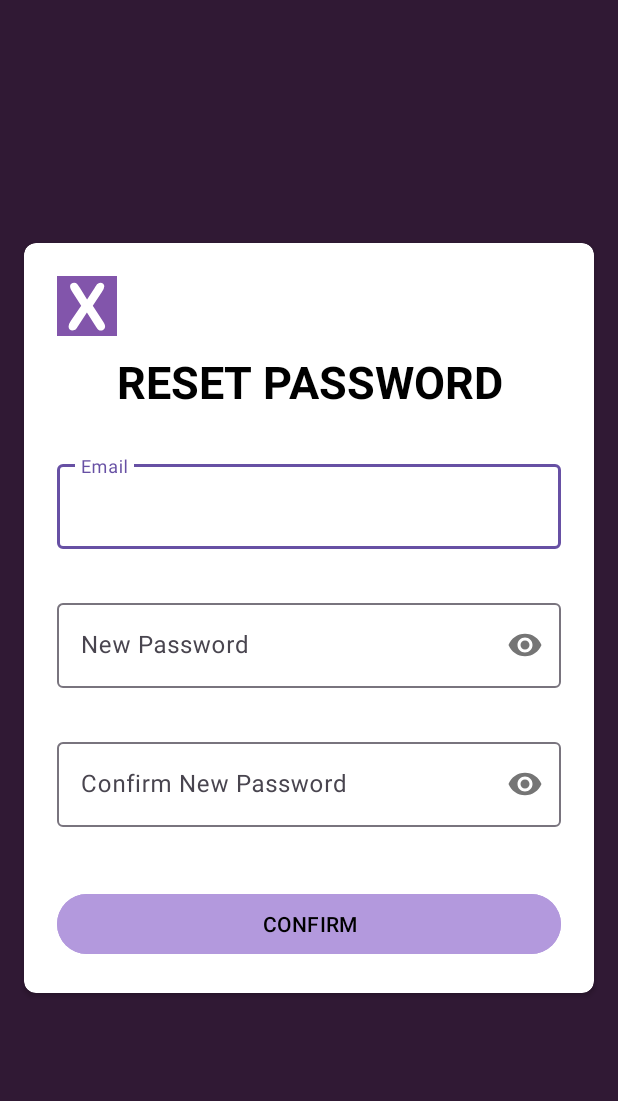
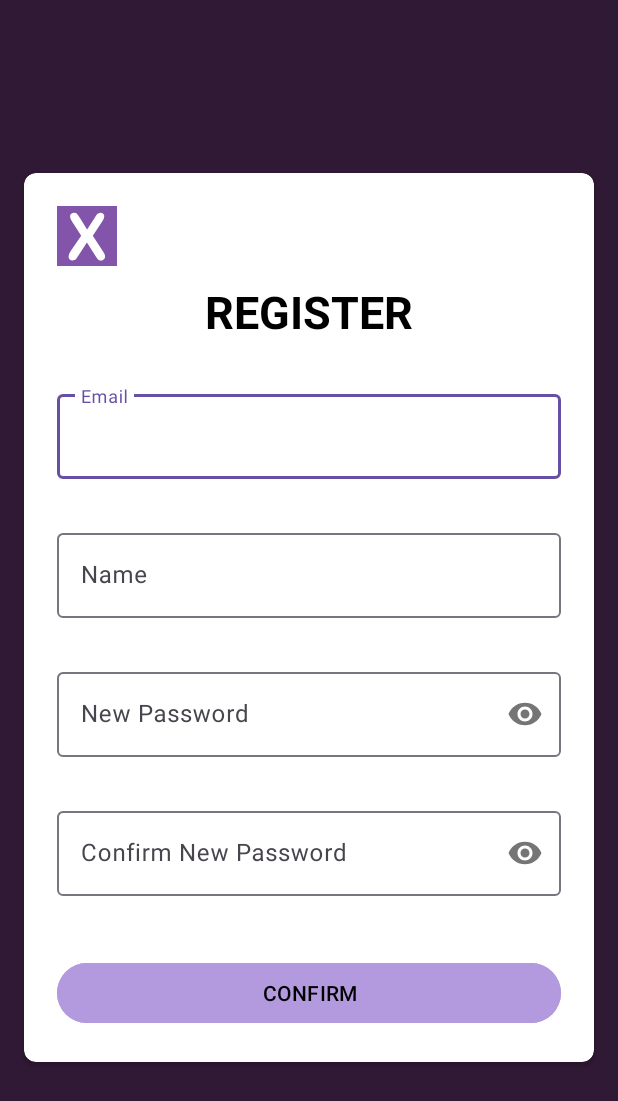
Before and after one commit to amirzach/StressGuru, an Android app: the RegisterActivity screen opened directly, with no data from a screen before it, on a phone screen of 412 x 824 dp. Shown: the top 1101 px of the screen. Run offline under Robolectric (Android 15) with nearby library versions, the phone set to English and light mode, and no system bars.

Commit message:
Improved and modified the java code for the register and reset activities

```diff
--- a/app/src/main/java/com/example/stress_guru/RegisterActivity.java
+++ b/app/src/main/java/com/example/stress_guru/RegisterActivity.java
@@ -16,8 +16,8 @@ import java.util.regex.Pattern;
 
 public class RegisterActivity extends AppCompatActivity {
 
-    TextInputLayout textInputEmail, textInputNewPassword, textConfirmNewPassword;
-    Button confirmBtn, resetBtn;
+    TextInputLayout textInputEmail, textInputNewPassword, textConfirmNewPassword, textInputUserName;
+    Button confirmBtn;
     ImageButton exitBtn;
 
     private static final Pattern PASSWORD_PATTERN=
@@ -25,11 +25,12 @@ public class RegisterActivity extends AppCompatActivity {
     @Override
     protected void onCreate(Bundle savedInstanceState) {
         super.onCreate(savedInstanceState);
-        setContentView(R.layout.activity_reset_password);
+        setContentView(R.layout.activity_register);
 
         textInputEmail=findViewById(R.id.input_email);
         textInputNewPassword=findViewById(R.id.input_new_password);
         textConfirmNewPassword=findViewById(R.id.confirm_new_password);
+        textInputUserName=findViewById(R.id.input_name);
         confirmBtn=findViewById(R.id.confirm_button);
         exitBtn=findViewById(R.id.returnbutton);
 
@@ -45,7 +46,7 @@ public class RegisterActivity extends AppCompatActivity {
         confirmBtn.setOnClickListener(new View.OnClickListener() {
             @Override
             public void onClick(View v) {
-                if(!validateEmail() | !validatePassword()){
+                if(!validateEmail() | !validatePassword() | !validateName()){
                     return;
                 }
 
@@ -67,6 +68,18 @@ public class RegisterActivity extends AppCompatActivity {
             return false;
         }else{
             textInputEmail.setError(null);
+            return true;
+        }
+    }
+
+    private boolean validateName(){
+        String nameInput=textInputUserName.getEditText().getText().toString().trim();
+
+        if(nameInput.isEmpty()){
+            textInputUserName.setError("Failed. Please enter your name");
+            return false;
+        }else{
+            textInputUserName.setError(null);
             return true;
         }
     }
--- a/app/src/main/java/com/example/stress_guru/ResetPasswordActivity.java
+++ b/app/src/main/java/com/example/stress_guru/ResetPasswordActivity.java
@@ -17,7 +17,7 @@ import java.util.regex.Pattern;
 public class ResetPasswordActivity extends AppCompatActivity {
 
     TextInputLayout textInputEmail, textInputNewPassword, textConfirmNewPassword;
-    Button confirmBtn, resetBtn;
+    Button confirmBtn;
     ImageButton exitBtn;
 
     private static final Pattern PASSWORD_PATTERN=
--- a/app/src/main/res/layout/activity_register.xml
+++ b/app/src/main/res/layout/activity_register.xml
@@ -65,6 +65,21 @@
             </com.google.android.material.textfield.TextInputLayout>
 
             <com.google.android.material.textfield.TextInputLayout
+                android:id="@+id/input_name"
+                android:layout_width="match_parent"
+                android:layout_height="wrap_content"
+                app:errorEnabled="true"
+                android:layout_marginTop="10dp">
+
+                <com.google.android.material.textfield.TextInputEditText
+                    android:layout_width="match_parent"
+                    android:layout_height="wrap_content"
+                    android:hint="@string/NewUserNameText"
+                    android:inputType="textPersonName"
+                    />
+            </com.google.android.material.textfield.TextInputLayout>
+
+            <com.google.android.material.textfield.TextInputLayout
                 android:id="@+id/input_new_password"
                 android:layout_width="match_parent"
                 android:layout_height="wrap_content"
--- a/app/src/main/res/values/strings.xml
+++ b/app/src/main/res/values/strings.xml
@@ -58,4 +58,5 @@
     <string name="new_password_text">New Password</string>
     <string name="confirm_new_password_text">Confirm New Password</string>
     <string name="register_text">register</string>
+    <string name="NewUserNameText">Name</string>
 </resources>
```
